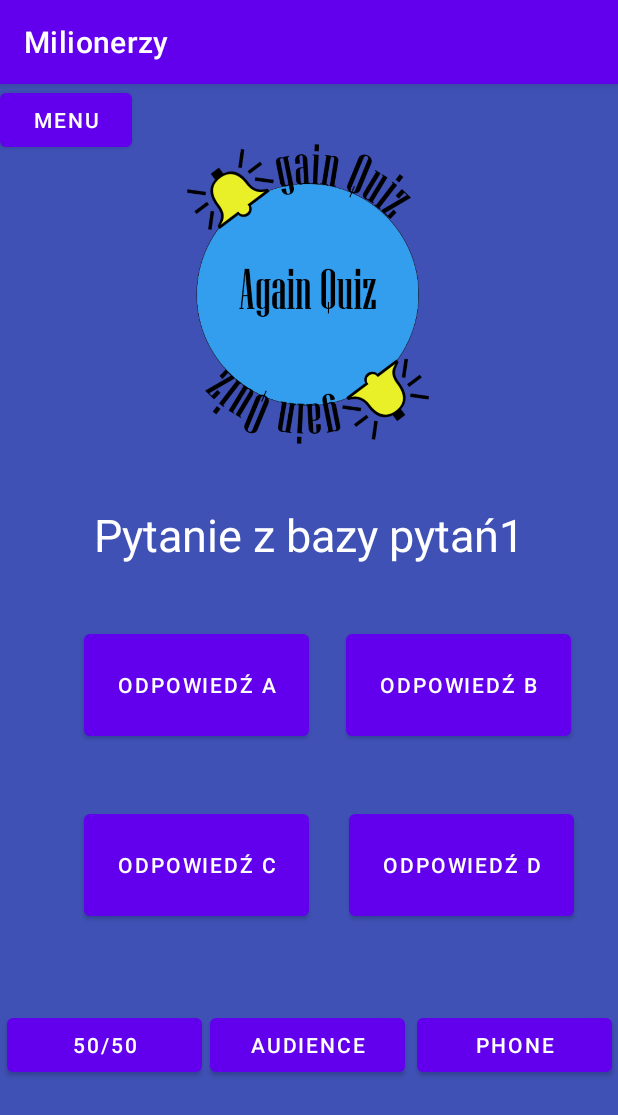
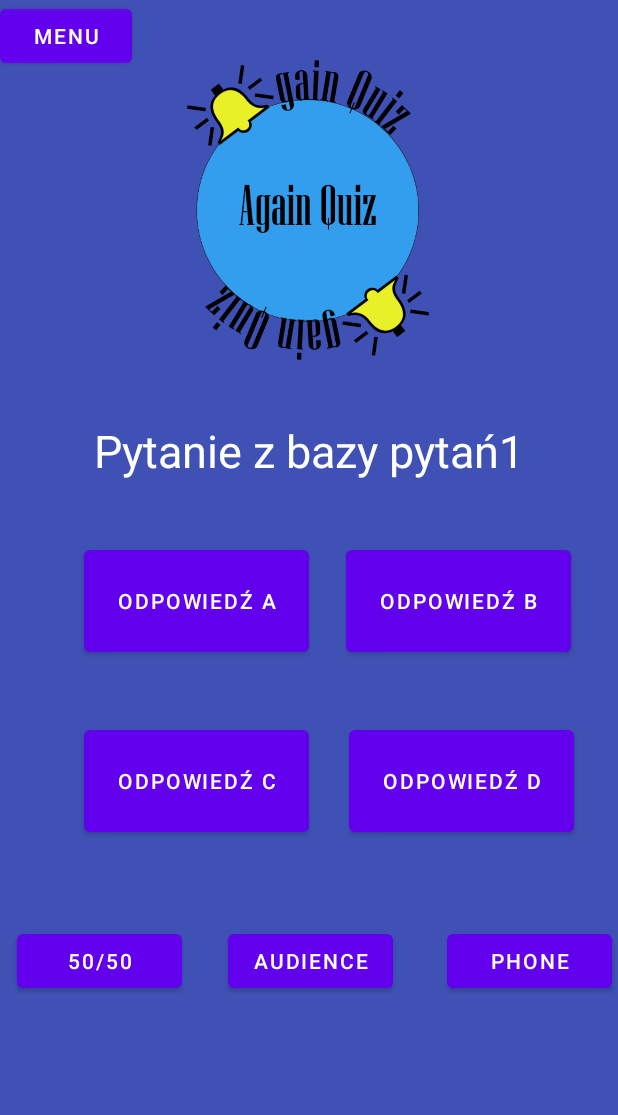
Before and after one commit to druzyna-pierscienia/milionerzy-projekt-sm-dc-ww, an Android app: the GameButtons screen opened directly, with no data from a screen before it, on a phone screen of 412 x 824 dp. Shown: the top 1115 px of the screen. Run offline under Robolectric (Android 15) with nearby library versions, the light colour scheme and no system bars.

Commit message:
Small style updata - no action bar

```diff
--- a/Milionerzy/app/src/main/res/layout/question.xml
+++ b/Milionerzy/app/src/main/res/layout/question.xml
@@ -76,28 +76,28 @@
 
     <Button
         android:id="@+id/hint5050"
-        android:layout_width="130dp"
+        android:layout_width="110dp"
         android:layout_height="wrap_content"
         android:layout_marginTop="56dp"
         android:text="50/50"
         app:layout_constraintEnd_toStartOf="@+id/hintAudience"
-        app:layout_constraintHorizontal_bias="0.457"
+        app:layout_constraintHorizontal_bias="0.262"
         app:layout_constraintStart_toStartOf="parent"
         app:layout_constraintTop_toBottomOf="@+id/odpC" />
 
     <Button
         android:id="@+id/hintAudience"
-        android:layout_width="130dp"
+        android:layout_width="110dp"
         android:layout_height="wrap_content"
         android:layout_marginTop="56dp"
-        android:layout_marginEnd="8dp"
+        android:layout_marginEnd="36dp"
         android:text="audience"
         app:layout_constraintEnd_toStartOf="@+id/hintPhone"
         app:layout_constraintTop_toBottomOf="@+id/odpC" />
 
     <Button
         android:id="@+id/hintPhone"
-        android:layout_width="130dp"
+        android:layout_width="110dp"
         android:layout_height="wrap_content"
         android:layout_marginTop="56dp"
         android:layout_marginEnd="4dp"
--- a/Milionerzy/app/src/main/res/values-night/themes.xml
+++ b/Milionerzy/app/src/main/res/values-night/themes.xml
@@ -1,6 +1,6 @@
 <resources xmlns:tools="http://schemas.android.com/tools">
     <!-- Base application theme. -->
-    <style name="Theme.Milionerzy" parent="Theme.MaterialComponents.DayNight.DarkActionBar">
+    <style name="Theme.Milionerzy" parent="Theme.MaterialComponents.DayNight.NoActionBar">
         <!-- Primary brand color. -->
         <item name="colorPrimary">@color/purple_200</item>
         <item name="colorPrimaryVariant">@color/purple_700</item>
--- a/Milionerzy/app/src/main/res/values/strings.xml
+++ b/Milionerzy/app/src/main/res/values/strings.xml
@@ -1,3 +1,3 @@
 <resources>
-    <string name="app_name">Milionerzy</string>
+    <string name="app_name">🔔gain Quiz</string>
 </resources>
--- a/Milionerzy/app/src/main/res/values/themes.xml
+++ b/Milionerzy/app/src/main/res/values/themes.xml
@@ -1,6 +1,6 @@
 <resources xmlns:tools="http://schemas.android.com/tools">
     <!-- Base application theme. -->
-    <style name="Theme.Milionerzy" parent="Theme.MaterialComponents.DayNight.DarkActionBar">
+    <style name="Theme.Milionerzy" parent="Theme.MaterialComponents.DayNight.NoActionBar">
         <!-- Primary brand color. -->
         <item name="colorPrimary">@color/purple_500</item>
         <item name="colorPrimaryVariant">@color/purple_700</item>
```
